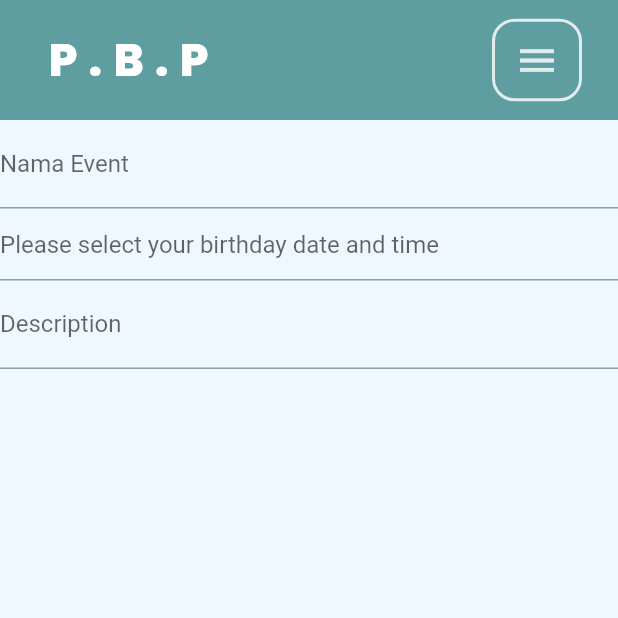
After one commit to zundullahbd/PBP-Final-Project, a Flutter app: the AddForm screen opened directly, on a phone screen of 412 x 824 dp, the top half of it. The commit adds this screen. Run offline on Flutter 3.47's test engine with Material 2 defaults, Android fonts, the phone set to English and light mode, and no system bars; drawn by our look-alikes of date_field; our stand-ins replace google_fonts.

Commit message:
first try yuk doa aja

```diff
--- /dev/null
+++ b/lib/env.sample.dart
@@ -0,0 +1,3 @@
+class Env {
+  static String URL_PREFIX = "http://127.0.0.1:8000/EventApp";
+}
--- a/lib/main.dart
+++ b/lib/main.dart
@@ -1,6 +1,7 @@
 import 'package:flutter/material.dart';
 import 'package:google_fonts/google_fonts.dart';
 import 'package:tugas_akhir_f03/universal/navbar.dart';
+import 'package:date_field/date_field.dart';
 
 void main() {
   runApp(const MyApp());
--- /dev/null
+++ b/lib/models/event.dart
@@ -0,0 +1,19 @@
+class Event {
+  String name;
+  String time;
+  String description;
+  // final String ename;
+
+  Event({required this.name, required this.time, required this.description});
+
+  factory Event.fromJson(Map<String, dynamic> json) {
+    return Event(
+      name: json['Name'],
+      time: json['Time'],
+      description: json['Description'],
+    );
+  }
+
+  Map<String, dynamic> toJson() =>
+      {'name': name, 'time': time, 'description': description};
+}
--- /dev/null
+++ b/lib/scheduler.dart
@@ -0,0 +1,228 @@
+import 'package:flutter/material.dart';
+import 'package:tugas_akhir_f03/universal/navbar.dart';
+import 'package:http/http.dart' as http;
+import 'package:date_field/date_field.dart';
+import 'dart:convert';
+import './models/event.dart';
+
+List<List<Event>> daftarEvent = [];
+void main() {
+  runApp(App());
+}
+
+class App extends StatelessWidget {
+  @override
+  Widget build(BuildContext context) {
+    return MaterialApp(
+      title: 'Flutter + Django',
+      initialRoute: '/',
+      routes: {
+        '/': (context) => Scheduler(),
+      },
+    );
+  }
+}
+
+class Scheduler extends StatelessWidget {
+  const Scheduler({Key? key}) : super(key: key);
+
+  @override
+  Widget build(BuildContext context) {
+    return MaterialApp(
+      home: Scaffold(
+        body: Container(child: MyHomePage(), alignment: Alignment.topCenter),
+        floatingActionButton: FloatingActionButton(
+          child: const Icon(Icons.add),
+          onPressed: () {
+            Navigator.push(
+                context, MaterialPageRoute(builder: (context) => AddForm()));
+            // Add your onPressed code here!
+          },
+        ),
+      ),
+    );
+    //return MyHomePage();
+  }
+}
+
+class MyHomePage extends StatefulWidget {
+  MyHomePage({Key? key}) : super(key: key);
+
+  @override
+  _MyHomePageState createState() => _MyHomePageState();
+}
+
+class _MyHomePageState extends State<MyHomePage> {
+  @override
+  Widget build(BuildContext context) {
+    return ListView(children: <Widget>[
+      NavApp(
+        current: "Scheduler",
+        currContext: context,
+      ),
+      DataTable(columns: const <DataColumn>[
+        DataColumn(
+          label: Text(
+            'Nama',
+          ),
+        ),
+        DataColumn(
+          label: Text(
+            'Tanggal',
+          ),
+        ),
+        DataColumn(
+          label: Text(
+            'Description',
+          ),
+        ),
+      ], rows: <DataRow>[
+        // DataRow(
+        //   cells: <DataCell>[
+        //     DataCell(Text(daftarEvent[0][0].toString())),
+        //     DataCell(Text(daftarEvent[0][1].toString())),
+        //     DataCell(Text(daftarEvent[0][2].toString()), showEditIcon: true),
+        //   ],
+        // )
+
+        DataRow(
+          cells: <DataCell>[
+            DataCell(Text('Kumpul Tugas PBP')),
+            DataCell(Text('18, November')),
+            DataCell(Text('kumpulin di git'), showEditIcon: true),
+          ],
+        ),
+        DataRow(
+          cells: <DataCell>[
+            DataCell(Text('MPPI E Dedline')),
+            DataCell(Text('26, November')),
+            DataCell(Text('kerjain woi'), showEditIcon: true),
+          ],
+        ),
+        DataRow(
+          cells: <DataCell>[
+            DataCell(Text('Quiz OS')),
+            DataCell(Text('22, November')),
+            DataCell(Text('Belajar woi'), showEditIcon: true),
+          ],
+        ),
+      ]),
+    ]);
+  }
+}
+
+class AddForm extends StatefulWidget {
+  AddForm({Key? key}) : super(key: key);
+
+  @override
+  _AddFormState createState() => _AddFormState();
+}
+
+class _AddFormState extends State<AddForm> {
+  DateTime? selectedDate;
+  @override
+  Widget build(BuildContext context) {
+    return Scaffold(
+        body: ListView(
+      children: [
+        Container(
+            child: Column(children: <Widget>[
+          NavApp(
+            current: "AddForm",
+            currContext: context,
+          ),
+          TextField(
+              decoration: InputDecoration(
+                  hintText: "Nama event", labelText: "Nama Event")),
+          DateTimeField(
+              decoration: const InputDecoration(
+                  hintText: 'Please select your birthday date and time'),
+              selectedDate: selectedDate,
+              onDateSelected: (DateTime value) {
+                setState(() {
+                  selectedDate = value;
+                });
+              }),
+          TextField(
+              decoration:
+                  InputDecoration(hintText: "", labelText: "Description"))
+        ])),
+      ],
+    ));
+  }
+}
+
+Future<List<List<Event>>> getEvent() async {
+  var url = "http://127.0.0.1:8000/EventApp/eventdetails?format=json";
+  var result = await http.get(Uri.parse(url));
+  var jsonObj = json.decode(result.body);
+
+  List<dynamic> jsonObjList = jsonObj as List<dynamic>;
+
+  List<List<Event>> events =
+      []; //[[nama, waktu, deskripsi], [nama, waktu, deskripsi]]
+
+  for (int i = 0; i < jsonObjList.length; i++) {
+    events.add([
+      Event.fromJson(jsonObjList[i]["Name"]),
+      Event.fromJson(jsonObjList[i]["Time"]),
+      Event.fromJson(jsonObjList[i]["Description"])
+    ]);
+  }
+  daftarEvent = events;
+  return events;
+}
+
+// class MyHomePage extends StatelessWidget {
+//   const MyHomePage({Key? key}) : super(key: key);
+
+//   @override
+//   Widget build(BuildContext context) {
+//     return Scaffold(
+//       body: Container(
+//         child: DataTable(
+//           columns: const <DataColumn>[
+//             DataColumn(
+//               label: Text(
+//                 'Nama',
+//               ),
+//             ),
+//             DataColumn(
+//               label: Text(
+//                 'Tanggal',
+//               ),
+//             ),
+//             DataColumn(
+//               label: Text(
+//                 'Description',
+//               ),
+//             ),
+//           ],
+//           rows: const <DataRow>[
+//             DataRow(
+//               cells: <DataCell>[
+//                 DataCell(Text('Kumpul Tugas PBP')),
+//                 DataCell(Text('18, November')),
+//                 DataCell(Text('kumpulin di git'), showEditIcon: true),
+//               ],
+//             ),
+//             DataRow(
+//               cells: <DataCell>[
+//                 DataCell(Text('MPPI E Dedline')),
+//                 DataCell(Text('26, November')),
+//                 DataCell(Text('kerjain woi'), showEditIcon: true),
+//               ],
+//             ),
+//             DataRow(
+//               cells: <DataCell>[
+//                 DataCell(Text('Quiz OS')),
+//                 DataCell(Text('22, November')),
+//                 DataCell(Text('Belajar woi'), showEditIcon: true),
+//               ],
+//             ),
+//           ],
+//         ),
+//       ),
+//     );
+//   }
+// }
--- a/pubspec.yaml
+++ b/pubspec.yaml
@@ -27,6 +27,7 @@ environment:
 # the latest version available on pub.dev. To see which dependencies have newer
 # versions available, run `flutter pub outdated`.
 dependencies:
+  date_field: ^2.1.3
   flutter:
     sdk: flutter
   google_fonts: ^2.1.0
```
Also changed, not shown: lib/universal/navbar.dart (+13 -1 lines), pubspec.lock.
